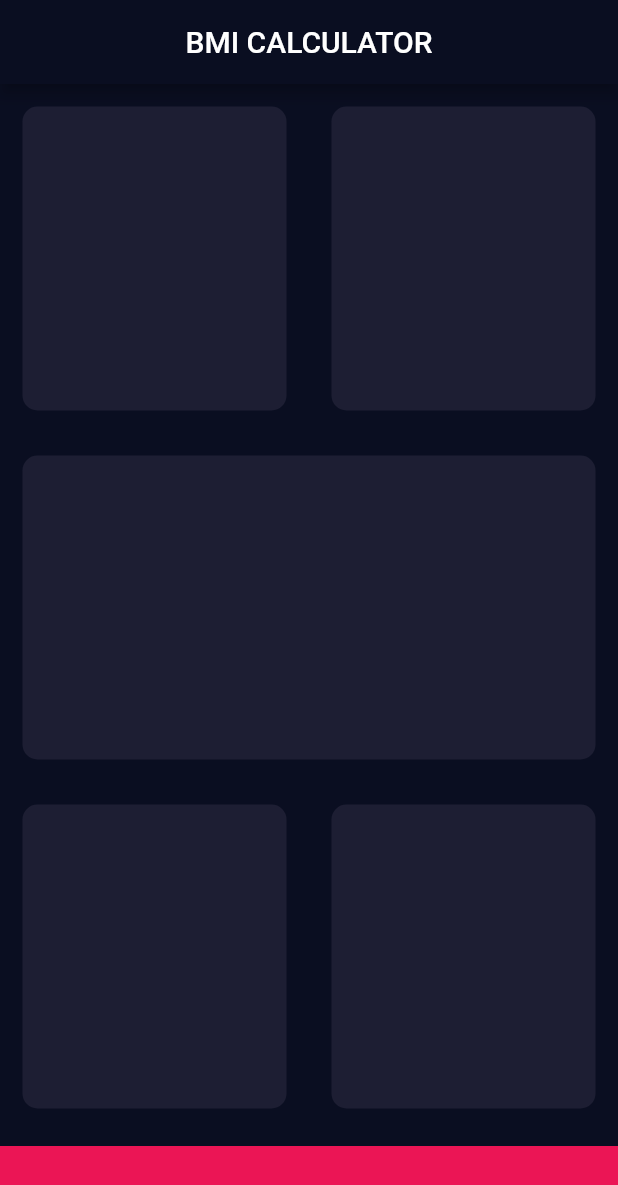
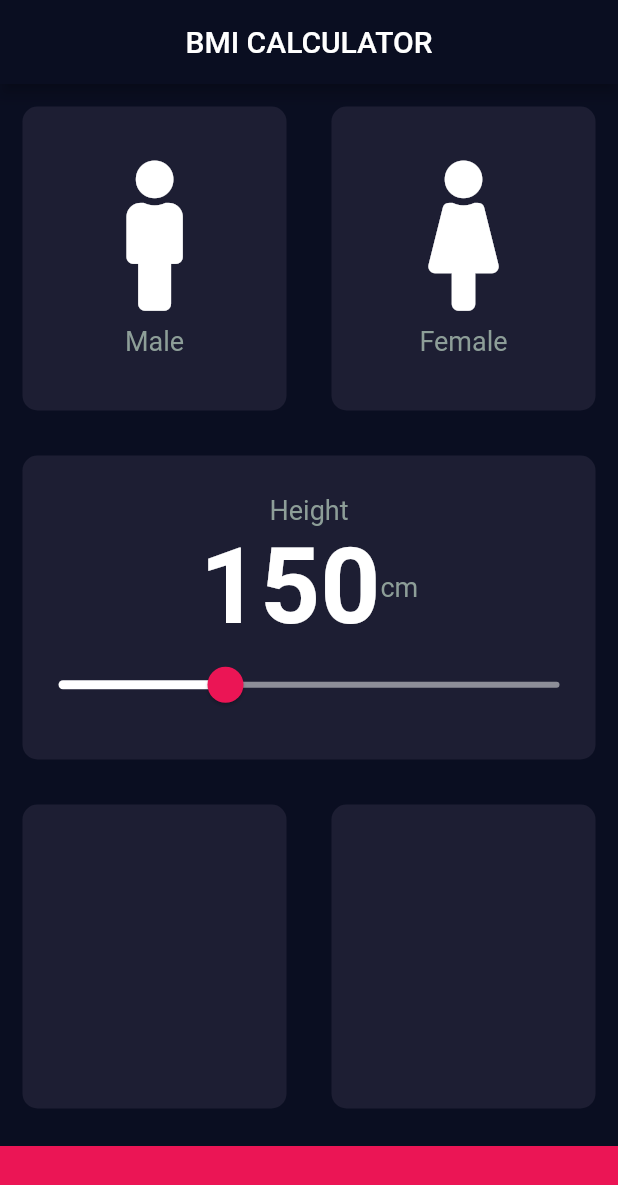
Before and after one commit to someshkoli/flutter_demo, a Flutter app: the screen it shows after launch, on a phone screen of 412 x 824 dp. Shown: the top 1185 px of the screen. Run offline on Flutter 3.47's test engine with Material 2 defaults, Android fonts, the phone set to English and light mode, and no system bars; our stand-ins replace audioplayers, font_awesome_flutter.

Commit message:
bmi container contents added

```diff
--- /dev/null
+++ b/bmi_calculator/lib/designConstants.dart
@@ -0,0 +1,8 @@
+import 'package:flutter/material.dart';
+
+const double bottomComtainerHeight = 60;
+const activeCardColor = 0xFF1D1E33;
+const pressedactiveCardColor = 0xFF111328;
+const bottomContainerColor = 0xFFEB1555;
+const lableTextStyle = TextStyle(fontSize: 18, color: Color(0xFF8D9E98));
+const double iconSize = 100;
--- /dev/null
+++ b/bmi_calculator/lib/icon_content.dart
@@ -0,0 +1,25 @@
+import 'package:flutter/material.dart';
+import './designConstants.dart';
+
+class CardChildIcon extends StatelessWidget {
+  CardChildIcon({this.text, this.icon});
+  final String text;
+  final IconData icon;
+  @override
+  Widget build(BuildContext context) {
+    return Column(
+      mainAxisAlignment: MainAxisAlignment.center,
+      children: <Widget>[
+        Icon(
+          icon,
+          size: iconSize,
+        ),
+        SizedBox(height: 10),
+        Text(
+          text,
+          style: lableTextStyle,
+        )
+      ],
+    );
+  }
+}
--- a/bmi_calculator/lib/input_page.dart
+++ b/bmi_calculator/lib/input_page.dart
@@ -1,8 +1,8 @@
 import 'package:flutter/material.dart';
-
-const double bottomComtainerHeight = 60;
-const activeCardColor = 0xFF1D1E33;
-const bottomContainerColor = 0xFFEB1555;
+import 'package:font_awesome_flutter/font_awesome_flutter.dart';
+import './icon_content.dart';
+import './reusableCard.dart';
+import './designConstants.dart';
 
 class InputPage extends StatefulWidget {
   @override
@@ -10,6 +10,9 @@ class InputPage extends StatefulWidget {
 }
 
 class _InputPageState extends State<InputPage> {
+  bool maleCardPressed = false;
+  bool femaleCardPressed = false;
+  int height = 150;
   @override
   Widget build(BuildContext context) {
     return Scaffold(
@@ -17,24 +20,46 @@ class _InputPageState extends State<InputPage> {
         title: Center(child: Text('BMI CALCULATOR')),
       ),
       body: Column(
+        crossAxisAlignment: CrossAxisAlignment.stretch,
         children: <Widget>[
           Expanded(
             child: Row(
               children: <Widget>[
                 Expanded(
                   child: GestureDetector(
-                    onTap: (){
-                      print("maincard was presed");
+                    onTap: () {
+                      setState(() {
+                        maleCardPressed = true;
+                        femaleCardPressed = false;
+                      });
                     },
                     child: ReusableWidget(
-                      color_v: Color(0xFF1D1E33),
+                      color_v: maleCardPressed
+                          ? Color(pressedactiveCardColor)
+                          : Color(activeCardColor),
+                      cardChild: CardChildIcon(
+                        icon: FontAwesomeIcons.male,
+                        text: 'Male',
+                      ),
                     ),
                   ),
                 ),
                 Expanded(
                   child: GestureDetector(
+                    onTap: () {
+                      setState(() {
+                        maleCardPressed = false;
+                        femaleCardPressed = true;
+                      });
+                    },
                     child: ReusableWidget(
-                      color_v: Color(0xFF1D1E33),
+                      color_v: femaleCardPressed
+                          ? Color(pressedactiveCardColor)
+                          : Color(activeCardColor),
+                      cardChild: CardChildIcon(
+                        icon: FontAwesomeIcons.female,
+                        text: 'Female',
+                      ),
                     ),
                   ),
                 ),
@@ -43,7 +68,53 @@ class _InputPageState extends State<InputPage> {
           ),
           Expanded(
             child: ReusableWidget(
-              color_v: Color(0xFF1D1E33),
+              color_v: Color(activeCardColor),
+              cardChild: Column(
+                mainAxisAlignment: MainAxisAlignment.center,
+                children: <Widget>[
+                  Text(
+                    'Height',
+                    style: lableTextStyle,
+                  ),
+                  Row(
+                    mainAxisAlignment: MainAxisAlignment.center,
+                    children: <Widget>[
+                      Text(
+                        height.toString(),
+                        style: TextStyle(
+                          fontSize: 70,
+                          fontWeight: FontWeight.bold,
+                        ),
+                      ),
+                      Text(
+                        'cm',
+                        style: lableTextStyle
+                      ),
+                    ],
+                  ),
+                  SliderTheme(
+                    data: SliderTheme.of(context).copyWith(
+                      thumbShape: RoundSliderThumbShape(enabledThumbRadius: 12,),
+                      overlayShape: RoundSliderOverlayShape(overlayRadius: 24),
+                      thumbColor: Color(0XFFEB1555),
+                      overlayColor: Color(0x28EB1555),
+                      activeTrackColor: Colors.white
+                    ),
+                    child: Slider(
+                      value: height.toDouble(),
+                      min: 100,
+                      max: 250,
+                      // activeColor: Colors.white,
+                      inactiveColor: Color(0XFF8D8E98),
+                      onChanged: (double newHeight) {
+                        setState(() {
+                          height = newHeight.toInt();
+                        });
+                      },
+                    ),
+                  )
+                ],
+              ),
             ),
           ),
           Expanded(
@@ -51,12 +122,12 @@ class _InputPageState extends State<InputPage> {
               children: <Widget>[
                 Expanded(
                   child: ReusableWidget(
-                    color_v: Color(0xFF1D1E33),
+                    color_v: Color(activeCardColor),
                   ),
                 ),
                 Expanded(
                   child: ReusableWidget(
-                    color_v: Color(0xFF1D1E33),
+                    color_v: Color(activeCardColor),
                   ),
                 ),
               ],
@@ -73,16 +144,3 @@ class _InputPageState extends State<InputPage> {
     );
   }
 }
-
-class ReusableWidget extends StatelessWidget {
-  ReusableWidget({@required this.color_v});
-  final Color color_v;
-  @override
-  Widget build(BuildContext context) {
-    return Container(
-      margin: EdgeInsets.all(15),
-      decoration: BoxDecoration(
-          color: color_v, borderRadius: BorderRadius.circular(10)),
-    );
-  }
-}
--- /dev/null
+++ b/bmi_calculator/lib/reusableCard.dart
@@ -0,0 +1,18 @@
+import 'package:flutter/cupertino.dart';
+
+class ReusableWidget extends StatelessWidget {
+  ReusableWidget({@required this.color_v, this.cardChild});
+  final Color color_v;
+  final Widget cardChild;
+  @override
+  Widget build(BuildContext context) {
+    return Container(
+      margin: EdgeInsets.all(15),
+      decoration: BoxDecoration(
+        color: color_v,
+        borderRadius: BorderRadius.circular(10),
+      ),
+      child: cardChild,
+    );
+  }
+}
--- a/bmi_calculator/pubspec.yaml
+++ b/bmi_calculator/pubspec.yaml
@@ -23,6 +23,7 @@ dependencies:
   # The following adds the Cupertino Icons font to your application.
   # Use with the CupertinoIcons class for iOS style icons.
   cupertino_icons: ^0.1.2
+  font_awesome_flutter: ^8.4.0
 
 dev_dependencies:
   flutter_test:
```
Also changed, not shown: bmi_calculator/pubspec.lock.
